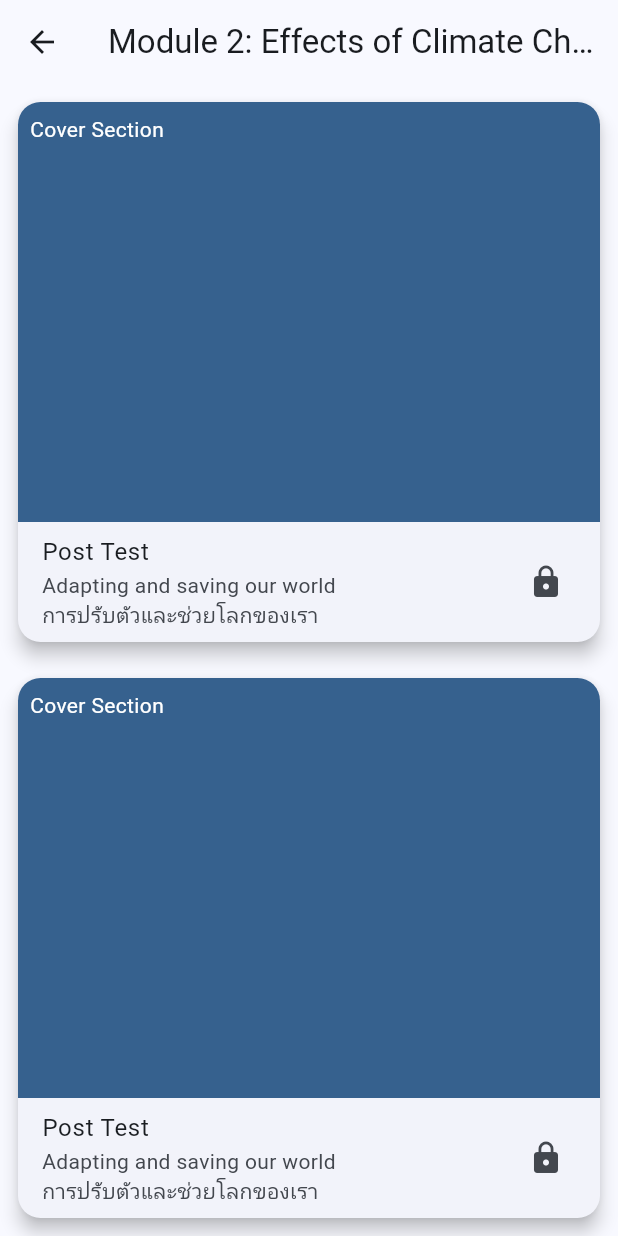
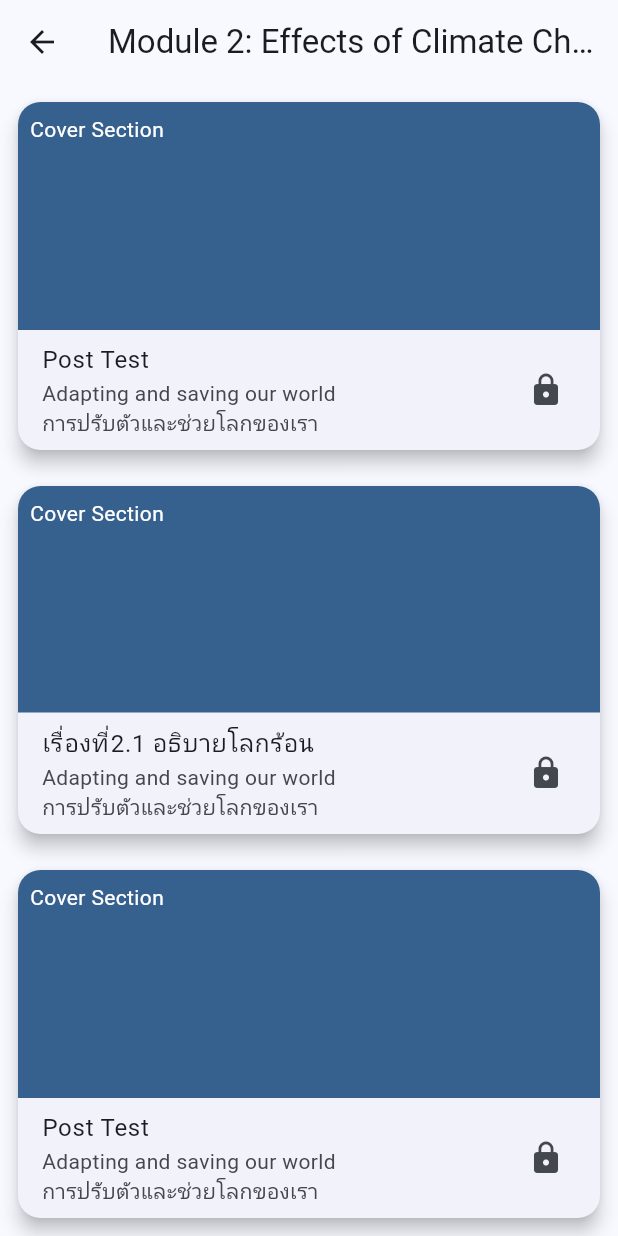
Before and after one commit to HugeKC01/flutter_studyclimatechange, a Flutter app: the Module2Screen screen opened directly, on a phone screen of 412 x 824 dp. Run offline on Flutter 3.47's test engine with Material 3 defaults, Android fonts, the phone set to English and light mode, and no system bars.

Commit message:
ทำหน้า module2 หัวเรื่องที่2.1 เป็นpage1 -- พร้อมใส่cardเป็นทางเข้าในm2_main ในโปรแกรมขณะนี้ยังไม่ได้ใส่รูป

```diff
--- a/lib/learningpage/module2/m2_main.dart
+++ b/lib/learningpage/module2/m2_main.dart
@@ -1,4 +1,5 @@
 import 'package:flutter/material.dart';
+import 'm2_learn2_p1.dart'; // ตรวจสอบว่าได้ import ไฟล์นี้แล้ว
 
 class Module2Screen extends StatelessWidget {
   const Module2Screen({super.key});
@@ -6,9 +7,7 @@ class Module2Screen extends StatelessWidget {
   @override
   Widget build(BuildContext context) {
     return Scaffold(
-      appBar: AppBar(
-        title: Text('Module 2: Effects of Climate Change'),
-      ),
+      appBar: AppBar(title: Text('Module 2: Effects of Climate Change')),
       body: Center(
         child: Column(
           mainAxisAlignment: MainAxisAlignment.spaceEvenly,
@@ -18,7 +17,8 @@ class Module2Screen extends StatelessWidget {
                 padding: const EdgeInsets.all(8.0),
                 child: Card(
                   shape: RoundedRectangleBorder(
-                    borderRadius: BorderRadius.circular(15.0)),
+                    borderRadius: BorderRadius.circular(15.0),
+                  ),
                   elevation: 5.0,
                   child: Column(
                     children: <Widget>[
@@ -28,7 +28,9 @@ class Module2Screen extends StatelessWidget {
                             width: double.infinity,
                             decoration: BoxDecoration(
                               color: Theme.of(context).colorScheme.primary,
-                              borderRadius: BorderRadius.vertical(top: Radius.circular(15.0)),
+                              borderRadius: BorderRadius.vertical(
+                                top: Radius.circular(15.0),
+                              ),
                             ),
                             padding: const EdgeInsets.all(8.0),
                             child: Text(
@@ -57,12 +59,71 @@ class Module2Screen extends StatelessWidget {
                 ),
               ),
             ),
+
+            // ยศ เพื่มcardหัวเรื่องที่2.1
             Expanded(
               child: Padding(
                 padding: const EdgeInsets.all(8.0),
                 child: Card(
                   shape: RoundedRectangleBorder(
-                    borderRadius: BorderRadius.circular(15.0)),
+                    borderRadius: BorderRadius.circular(15.0),
+                  ),
+                  elevation: 5.0,
+                  child: Column(
+                    children: <Widget>[
+                      Expanded(
+                        child: GestureDetector(
+                          onTap: () {
+                            Navigator.push(
+                              context,
+                              MaterialPageRoute(
+                                builder: (context) => m2_learn2_p1(),
+                              ), // นำทางไปยังหน้า m2_learn2_p1.dart
+                            );
+                          },
+                          child: Container(
+                            width: double.infinity,
+                            decoration: BoxDecoration(
+                              color: Theme.of(context).colorScheme.primary,
+                              borderRadius: BorderRadius.vertical(
+                                top: Radius.circular(15.0),
+                              ),
+                            ),
+                            padding: const EdgeInsets.all(8.0),
+                            child: Text(
+                              'Cover Section',
+                              style: TextStyle(color: Colors.white),
+                            ),
+                          ),
+                        ),
+                      ),
+                      Align(
+                        alignment: Alignment.bottomCenter,
+                        child: ListTile(
+                          title: Text('เรื่องที่2.1 อธิบายโลกร้อน'),
+                          subtitle: Column(
+                            crossAxisAlignment: CrossAxisAlignment.start,
+                            children: [
+                              Text('Adapting and saving our world'),
+                              Text('การปรับตัวและช่วยโลกของเรา'),
+                            ],
+                          ),
+                          trailing: Icon(Icons.lock),
+                        ),
+                      ),
+                    ],
+                  ),
+                ),
+              ),
+            ),
+
+            Expanded(
+              child: Padding(
+                padding: const EdgeInsets.all(8.0),
+                child: Card(
+                  shape: RoundedRectangleBorder(
+                    borderRadius: BorderRadius.circular(15.0),
+                  ),
                   elevation: 5.0,
                   child: Column(
                     children: <Widget>[
@@ -72,7 +133,9 @@ class Module2Screen extends StatelessWidget {
                             width: double.infinity,
                             decoration: BoxDecoration(
                               color: Theme.of(context).colorScheme.primary,
-                              borderRadius: BorderRadius.vertical(top: Radius.circular(15.0)),
+                              borderRadius: BorderRadius.vertical(
+                                top: Radius.circular(15.0),
+                              ),
                             ),
                             padding: const EdgeInsets.all(8.0),
                             child: Text(
```
Also changed, not shown: lib/learningpage/module2/m2_learn2_p1.dart (added, +191 -0 lines).
